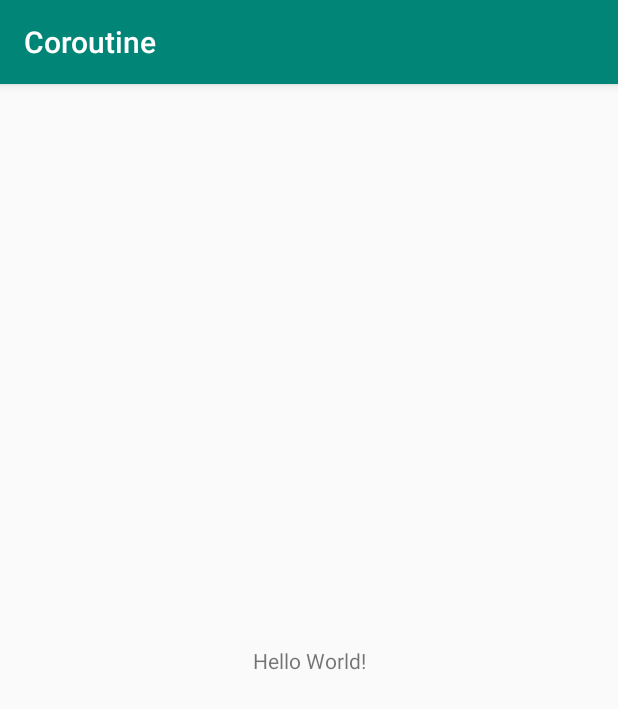
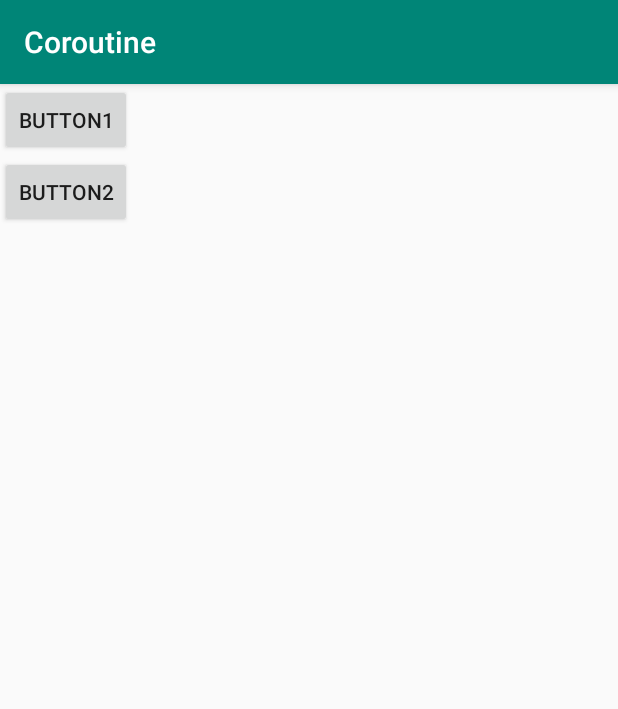
Before and after one commit to yoonchae125/Kotlin_Study, an Android app: the MainActivity screen opened directly, with no data from a screen before it, on a phone screen of 412 x 824 dp. Shown: the top 709 px of the screen. Run offline under Robolectric (Android 15) with nearby library versions, the phone set to English and light mode, and no system bars.

Commit message:
5장 람다로 프로그래밍

```diff
--- a/Coroutine/app/src/main/java/com/example/coroutine/MainActivity.kt
+++ b/Coroutine/app/src/main/java/com/example/coroutine/MainActivity.kt
@@ -1,66 +1,94 @@
 package com.example.coroutine
 
-import androidx.appcompat.app.AppCompatActivity
+import android.content.Context
 import android.os.Bundle
 import android.util.Log
+import android.view.View
+import android.widget.Button
+import android.widget.TextView
+import android.widget.Toast
+import androidx.appcompat.app.AppCompatActivity
 import kotlinx.coroutines.*
 
 class MainActivity : AppCompatActivity() {
-
+    lateinit var button1: Button
+    lateinit var button2: Button
     override fun onCreate(savedInstanceState: Bundle?) {
         super.onCreate(savedInstanceState)
         setContentView(R.layout.activity_main)
 
+        button1 = findViewById(R.id.button1)
+        button2 = findViewById(R.id.button2)
+
+        val listener = View.OnClickListener { view ->
+            val text = when (view.id) {
+                R.id.button1 -> "First button"
+                R.id.button2 -> "Second button"
+                else -> "Unknown button"
+            }
+            Toast.makeText(this, text, Toast.LENGTH_LONG).show()
+        }
+        button1.setOnClickListener(listener)
+        button2.setOnClickListener(listener)
         contextExample()
 
     }
 
-    fun sumAll(){
+    fun sumAll() {
         runBlocking {
-            val d1 = async { delay(1000L) ; 1 }
+            val d1 = async { delay(1000L); 1 }
             Log.d("codbs", "after async(d1)")
-            val d2 = async { delay(1000L) ; 2 }
+            val d2 = async { delay(1000L); 2 }
             Log.d("codbs", "after async(d2)")
-            val d3 = async { delay(1000L) ; 3 }
+            val d3 = async { delay(1000L); 3 }
             Log.d("codbs", "after async(d3)")
 
             Log.d("codbs", "1+2+3 = ${d1.await() + d2.await() + d3.await()}")
             Log.d("codbs", "after await all & add")
         }
     }
-    fun yieldExample(){
+
+    fun yieldExample() {
         runBlocking {
             launch {
-                Log.d("codbs","1")
+                Log.d("codbs", "1")
                 yield()
-                Log.d("codbs","2")
+                Log.d("codbs", "2")
             }
             launch {
-                Log.d("codbs","3")
+                Log.d("codbs", "3")
 //                yield()
-                Log.d("codbs","4")
+                Log.d("codbs", "4")
             }
             launch {
-                Log.d("codbs","5")
+                Log.d("codbs", "5")
                 yield()
-                Log.d("codbs","6")
+                Log.d("codbs", "6")
             }
         }
     }
-    fun contextExample(){
+
+    fun contextExample() {
         runBlocking {
-            launch{ // 부모 컨텍스트를 사용
+            launch { // 부모 컨텍스트를 사용
                 Log.d("codbs", "mainBlocking: I'm working in thread ${Thread.currentThread().name}")
             }
-            launch(Dispatchers.Unconfined){ // 특정 스레드에 종속되지 않음
+            launch(Dispatchers.Unconfined) { // 특정 스레드에 종속되지 않음
                 Log.d("codbs", "mainBlocking: I'm working in thread ${Thread.currentThread().name}")
             }
-            launch(Dispatchers.Default){ // 기본 디스패처를 사용
+            launch(Dispatchers.Default) { // 기본 디스패처를 사용
                 Log.d("codbs", "mainBlocking: I'm working in thread ${Thread.currentThread().name}")
             }
-            launch(newSingleThreadContext("MyOwnThread")){ // 새 스레드를 사용
+            launch(newSingleThreadContext("MyOwnThread")) { // 새 스레드를 사용
                 Log.d("codbs", "mainBlocking: I'm working in thread ${Thread.currentThread().name}")
             }
         }
     }
+
+    fun createViewWithCustomAttributes(context: Context) =
+        TextView(context).apply {
+            text = "Sample Text"
+            textSize = 20.0f
+            setPadding(10, 0, 0, 0)
+        }
 }
--- a/Coroutine/app/src/main/res/layout/activity_main.xml
+++ b/Coroutine/app/src/main/res/layout/activity_main.xml
@@ -1,18 +1,21 @@
 <?xml version="1.0" encoding="utf-8"?>
-<androidx.constraintlayout.widget.ConstraintLayout xmlns:android="http://schemas.android.com/apk/res/android"
+<LinearLayout xmlns:android="http://schemas.android.com/apk/res/android"
     xmlns:app="http://schemas.android.com/apk/res-auto"
     xmlns:tools="http://schemas.android.com/tools"
     android:layout_width="match_parent"
     android:layout_height="match_parent"
-    tools:context=".MainActivity">
+    tools:context=".MainActivity"
+    android:orientation="vertical">
 
-    <TextView
+    <Button
+        android:text="button1"
+        android:id="@+id/button1"
         android:layout_width="wrap_content"
-        android:layout_height="wrap_content"
-        android:text="Hello World!"
-        app:layout_constraintBottom_toBottomOf="parent"
-        app:layout_constraintLeft_toLeftOf="parent"
-        app:layout_constraintRight_toRightOf="parent"
-        app:layout_constraintTop_toTopOf="parent" />
+        android:layout_height="wrap_content"/>
+    <Button
+        android:text="button2"
+        android:id="@+id/button2"
+        android:layout_width="wrap_content"
+        android:layout_height="wrap_content"/>
 
-</androidx.constraintlayout.widget.ConstraintLayout>
+</LinearLayout>
```
Also changed, not shown: 2 other files.
